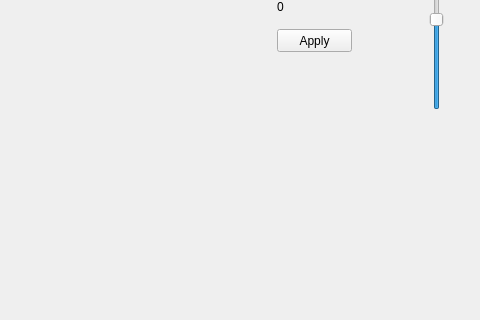
Qt form MainWindow.ui (jackodirks/simpleKinectController) before a commit; both pictures show x 393 to 873 and y 108 to 428 of the 873 by 607 pixel window.
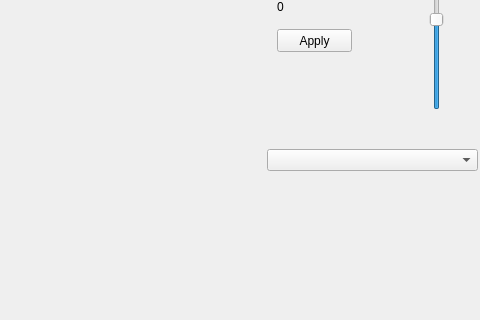
The same form after that commit.

Commit message:
Created the KinectManager.
Also created a big part of its logic.

```diff
--- a/MainWindow.ui
+++ b/MainWindow.ui
@@ -14,6 +14,12 @@
    <string>MainWindow</string>
   </property>
   <widget class="QWidget" name="centralWidget">
+   <property name="sizePolicy">
+    <sizepolicy hsizetype="Fixed" vsizetype="Fixed">
+     <horstretch>0</horstretch>
+     <verstretch>0</verstretch>
+    </sizepolicy>
+   </property>
    <widget class="QWidget" name="imageDisplayGLWidget" native="true">
     <property name="geometry">
      <rect>
@@ -139,6 +145,16 @@
      <string/>
     </property>
    </widget>
+   <widget class="QComboBox" name="comboBoxKinect">
+    <property name="geometry">
+     <rect>
+      <x>660</x>
+      <y>240</y>
+      <width>211</width>
+      <height>22</height>
+     </rect>
+    </property>
+   </widget>
   </widget>
   <widget class="QMenuBar" name="menuBar">
    <property name="geometry">
```
Left out of the diff: 2 changed lines with no effect on the pictures. The commit also changes 8 other files.
